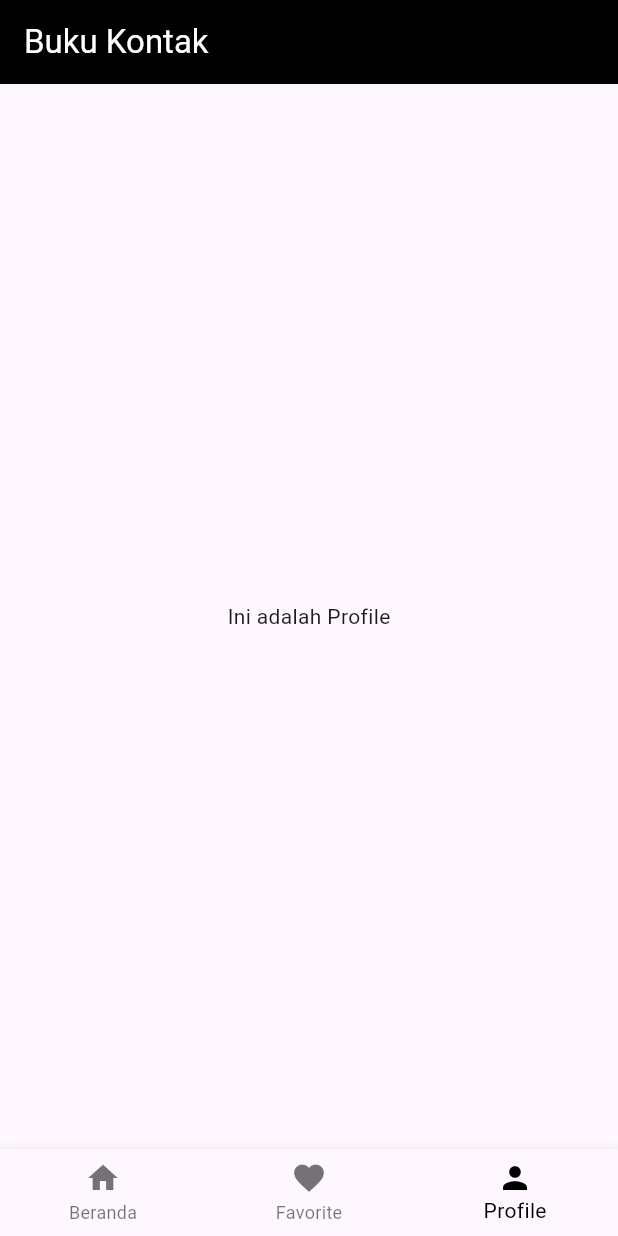
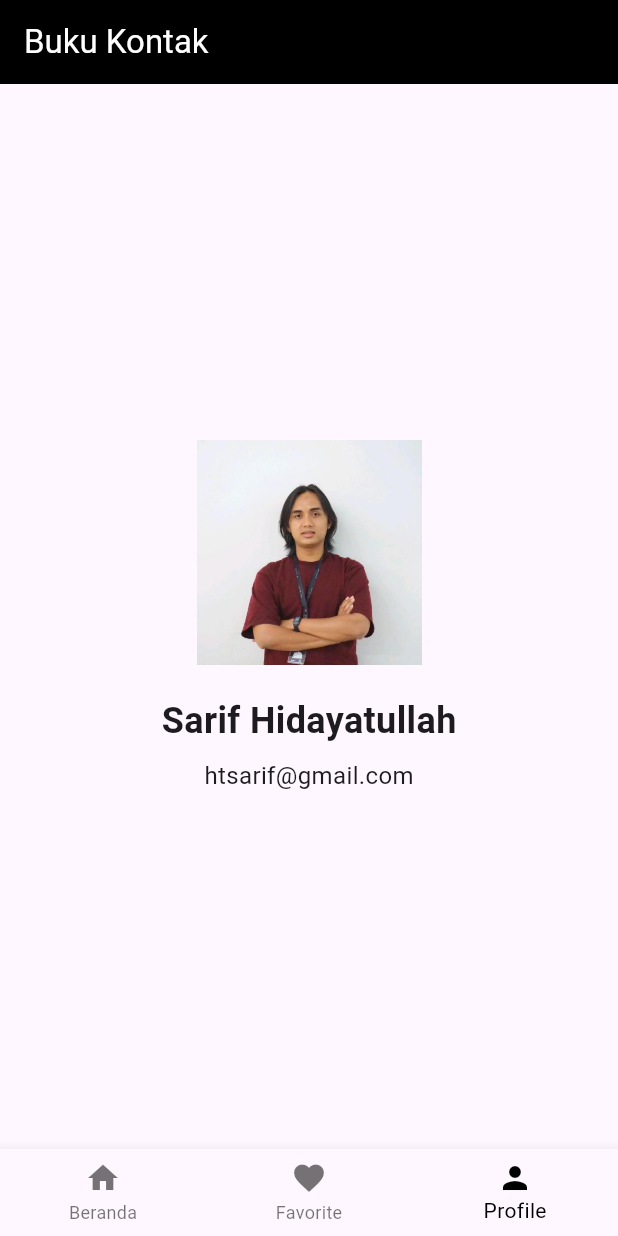
Before and after one commit to sarifht/project_flutter_pemula, a Flutter app: the screen it shows after launch, item 3 of the bottom bar chosen, on a phone screen of 412 x 824 dp. Run offline on Flutter 3.47's test engine with Material 3 defaults, Android fonts, the phone set to English and light mode, and no system bars.

Commit message:
add halaman profile

```diff
--- a/lib/main.dart
+++ b/lib/main.dart
@@ -1,7 +1,8 @@
 import 'package:flutter/material.dart';
+import 'profile.dart'; // Import halaman profile
 
 void main() {
-  runApp(const MyApp()); // Memulai aplikasi Flutter
+  runApp(const MyApp());
 }
 
 class MyApp extends StatelessWidget {
@@ -9,14 +10,13 @@ class MyApp extends StatelessWidget {
 
   @override
   Widget build(BuildContext context) {
-    // MaterialApp sebagai root aplikasi, menonaktifkan banner debug dan mengatur tema
     return MaterialApp(
-      debugShowCheckedModeBanner: false, // Menyembunyikan banner debug
-      title: 'Buku Kontak', // Judul aplikasi
+      debugShowCheckedModeBanner: false,
+      title: 'Buku Kontak',
       theme: ThemeData(
-        primarySwatch: Colors.blue, // Mengatur tema dasar dengan warna biru
+        primarySwatch: Colors.blue,
       ),
-      home: const MyHomePage(), // Menentukan halaman utama aplikasi
+      home: const MyHomePage(),
     );
   }
 }
@@ -31,14 +31,14 @@ class MyHomePage extends StatefulWidget {
 class _MyHomePageState extends State<MyHomePage> {
   int _selectedIndex = 0; // Index menu navigasi yang dipilih
 
-  // Daftar halaman untuk setiap menu navigasi
+  // Daftar halaman untuk navigasi, termasuk halaman ProfilePage
   final List<Widget> _pages = [
     const Center(child: Text('Ini adalah Beranda')),
     const Center(child: Text('Ini adalah Favorite')),
-    const Center(child: Text('Ini adalah Profile')),
+    const ProfilePage(), // Tambahkan ProfilePage
   ];
 
-  // Fungsi untuk mengubah halaman berdasarkan item yang dipilih di BottomNavigationBar
+  // Fungsi untuk mengubah halaman berdasarkan item yang dipilih
   void _onItemTapped(int index) {
     setState(() {
       _selectedIndex = index; // Ubah index sesuai item yang dipilih
--- /dev/null
+++ b/lib/profile.dart
@@ -0,0 +1,39 @@
+import 'package:flutter/material.dart';
+
+class ProfilePage extends StatelessWidget {
+  const ProfilePage({super.key});
+
+  @override
+  Widget build(BuildContext context) {
+    return Scaffold(
+      body: Center(
+        child: Column(
+          mainAxisAlignment: MainAxisAlignment.center,
+          children: <Widget>[
+            // Gambar profil dari folder images
+            Image.asset(
+              'images/profile.png',
+              width: 150, // Sesuaikan ukuran gambar
+              height: 150,
+            ),
+            const SizedBox(height: 20), // Spasi antara gambar dan teks
+            // Nama
+            const Text(
+              'Sarif Hidayatullah',
+              style: TextStyle(
+                fontSize: 24,
+                fontWeight: FontWeight.bold,
+              ),
+            ),
+            const SizedBox(height: 8), // Spasi antara nama dan email
+            // Email
+            const Text(
+              'htsarif@gmail.com',
+              style: TextStyle(fontSize: 16),
+            ),
+          ],
+        ),
+      ),
+    );
+  }
+}
--- a/pubspec.yaml
+++ b/pubspec.yaml
@@ -2,7 +2,7 @@ name: project_flutter_pemula
 description: "A new Flutter project."
 # The following line prevents the package from being accidentally published to
 # pub.dev using `flutter pub publish`. This is preferred for private packages.
-publish_to: 'none' # Remove this line if you wish to publish to pub.dev
+publish_to: "none" # Remove this line if you wish to publish to pub.dev
 
 # The following defines the version and build number for your application.
 # A version number is three numbers separated by dots, like 1.2.43
@@ -31,7 +31,6 @@ dependencies:
   flutter:
     sdk: flutter
 
-
   # The following adds the Cupertino Icons font to your application.
   # Use with the CupertinoIcons class for iOS style icons.
   cupertino_icons: ^1.0.8
@@ -52,7 +51,8 @@ dev_dependencies:
 
 # The following section is specific to Flutter packages.
 flutter:
-
+  assets:
+    - images/profile.png
   # The following line ensures that the Material Icons font is
   # included with your application, so that you can use the icons in
   # the material Icons class.
```
Also changed, not shown: images/profile.png (added), 1 other file.
